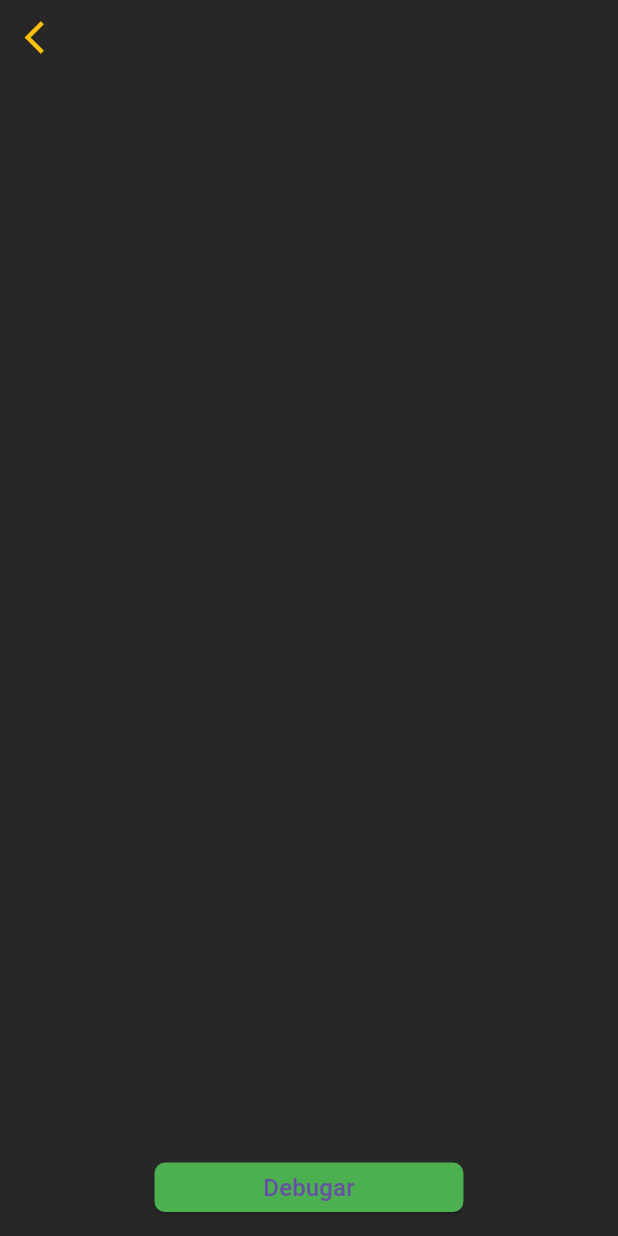
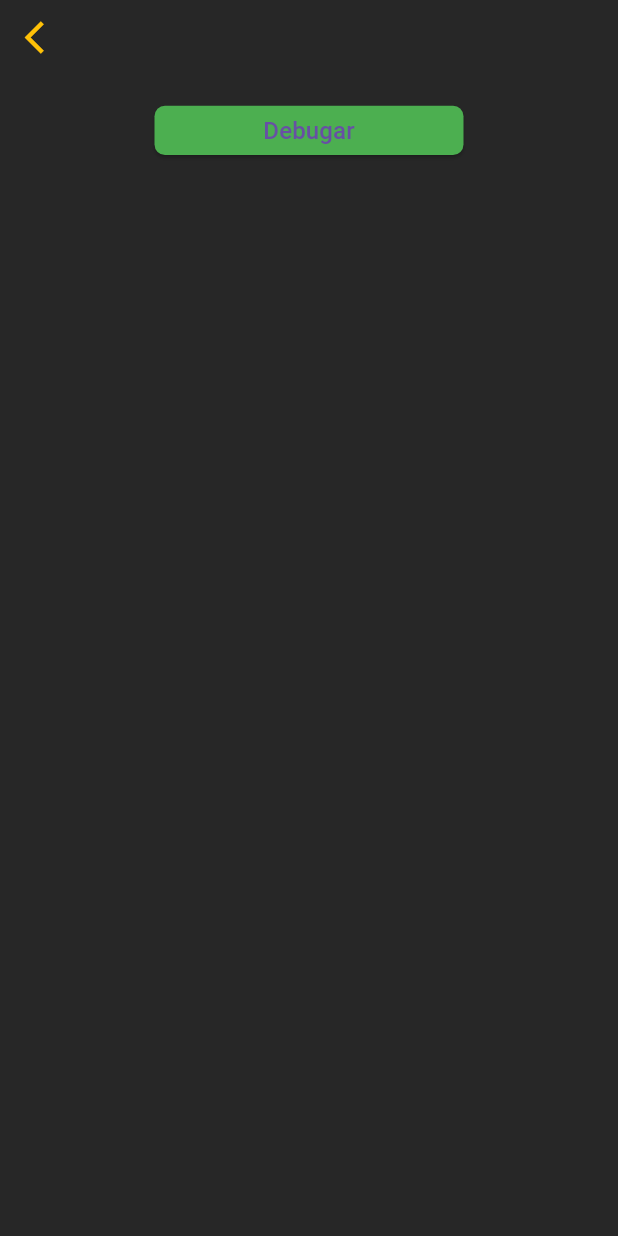
Before and after one commit to Ludige/CodeBreak, a Flutter app: the ActivityScreen screen opened by its route, on a phone screen of 412 x 824 dp. Run offline on Flutter 3.47's test engine with Material 3 defaults, Android fonts, the phone set to English and light mode, and no system bars; our stand-ins replace get; missing offline and left inert: dart:ffi.

```diff
--- a/Frontend/lib/Misc/Conn/api_conn.dart
+++ b/Frontend/lib/Misc/Conn/api_conn.dart
@@ -21,7 +21,7 @@ class ApiConnections {
         'name': profile.name,
         'email': profile.email,
         'password': profile.password,
-        'creationDate': profile.creationDate.toString(),
+        'creationDate': profile.creationDate,
       }),
     );
     if (response.statusCode == 200) {
--- a/Frontend/lib/Misc/Conn/api_routes.dart
+++ b/Frontend/lib/Misc/Conn/api_routes.dart
@@ -1,8 +1,7 @@
 class APIRoutes {
   //TODO> alterar para acesso remoto
-  static String apiUrl = 'http://localhost:7778';
-
-  //Profile
+  static String apiUrl = 'http://192.168.18.55:7778';
+  //meu ip final  55: 192.168.18.55
   static String createProfile = '/profile/create';
 
   static String deleteProfileById(id) {
@@ -11,5 +10,4 @@ class APIRoutes {
 
   //Exercices
   static String getAllExercice = '/exercice/getAll';
-
 }
--- a/Frontend/lib/Screens/activity_screen.dart
+++ b/Frontend/lib/Screens/activity_screen.dart
@@ -13,6 +13,7 @@ class ActivityScreen extends StatefulWidget {
 
 class _HomeScreenState extends State<ActivityScreen> {
   String texto = "abçdpsajdsajdkla\ndshajshdlahsdlas";
+
   @override
   Widget build(BuildContext context) {
     return SafeArea(
@@ -37,12 +38,12 @@ class _HomeScreenState extends State<ActivityScreen> {
               "",
               style: TextStyle(),
             ),
-            Expanded(
-              child: Column(
-                  //Lissão
-                  // formatos depender da lissão
-                  ),
-            ),
+            // Expanded(
+            //   child: Column(
+            //       //Lissão
+            //       // formatos depender da lissão
+            //       ),
+            // ),
             Container(
               margin: const EdgeInsets.only(bottom: 16),
               child: ComponentButton(
```
Also changed, not shown: Frontend/lib/Misc/Models/model_profile.dart (+5 -2 lines).
